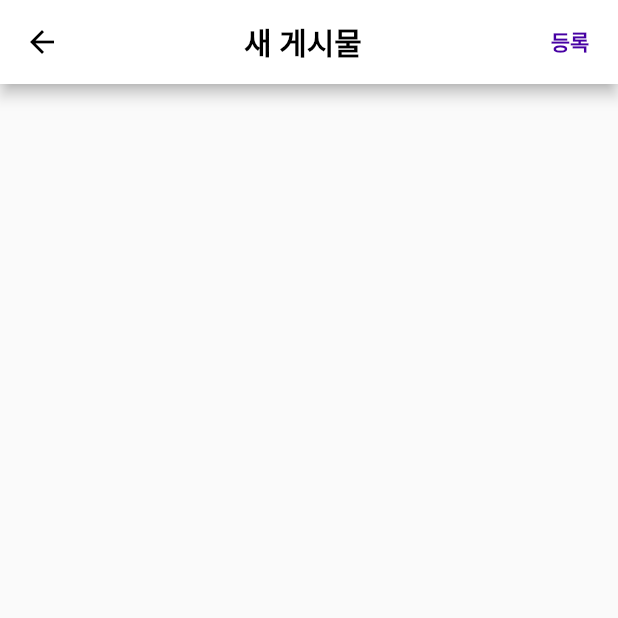
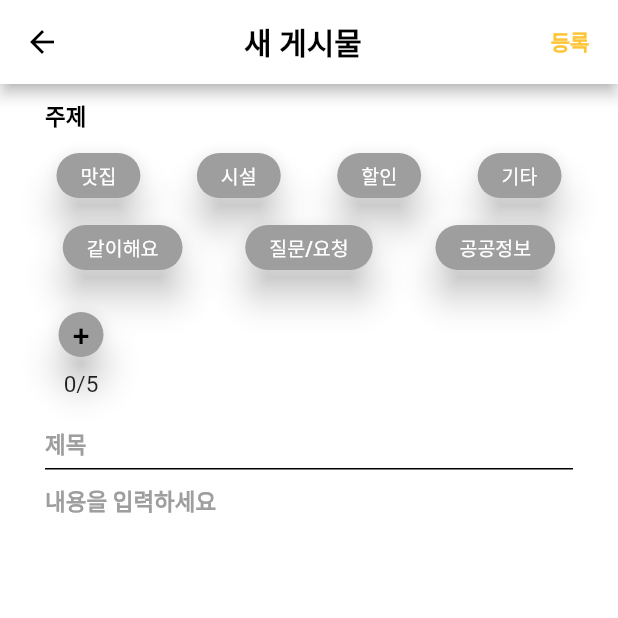
Before and after one commit to SchrodingerLivingAlone/Schrodinger-client, a Flutter app: the PostPage screen opened by its route, on a phone screen of 412 x 824 dp, the top half of it. Run offline on Flutter 3.47's test engine with Material 2 defaults, Android fonts, the phone set to English and light mode, and no system bars.

Commit message:
feat: 게시글 틀잡기

```diff
--- a/lib/post_page.dart
+++ b/lib/post_page.dart
@@ -1,5 +1,10 @@
 import 'package:flutter/material.dart';
 import 'package:schrodinger_client/style.dart';
+
+//1.주제 누르면 하나만 선택되게 (색바꾸기)
+//2.주제, 내용 입력받기
+//3.이미지 GridView 갯수만큼만 띄우기
+//4.장소
 
 class PostPage extends StatefulWidget {
   const PostPage({super.key});
@@ -9,6 +14,8 @@ class PostPage extends StatefulWidget {
 }
 
 class _PostPageState extends State<PostPage> {
+
+
 
   @override
   Widget build(BuildContext context) {
@@ -27,17 +34,136 @@ class _PostPageState extends State<PostPage> {
               shadowColor: Colors.transparent,
             ),
             onPressed: (){
+              //
+              //글 객체 생성해서 맞는 자료구조(배열)에 추가하기
+              //자료구조는 규한이랑 얘기해보기
+              //
               Navigator.pop(context);
             },
             child: const Text('등록',
               style: TextStyle(
-                color: AppColor.main,
+                color: AppColor.yellow,
                 fontWeight: FontWeight.bold,
               ),
             ),
           ),
         ],
       ),
+      body: Container(
+        color: Colors.white,
+        child: ListView(
+
+          children: [
+            Padding(
+              padding: const EdgeInsets.fromLTRB(30, 10, 0, 5),
+              child: Container(
+                  child: Text('주제', style: TextStyle(fontSize: 15,color: Colors.black, fontWeight: FontWeight.bold)),
+              ),
+            ),
+            Row(
+              mainAxisAlignment: MainAxisAlignment.spaceEvenly,
+              children: [
+                ElevatedButton(onPressed: (){},
+                    style: ElevatedButton.styleFrom(
+                        shape: RoundedRectangleBorder(borderRadius: BorderRadius.circular(30)),
+                        minimumSize: Size(30, 30),
+                        primary: Colors.grey, elevation: 10),
+                    child: Text('맛집', style: TextStyle(fontSize: 13),)
+                ),
+                ElevatedButton(onPressed: (){},
+                    style: ElevatedButton.styleFrom(
+                        shape: RoundedRectangleBorder(borderRadius: BorderRadius.circular(30)),
+                        minimumSize: Size(30, 30),
+                        primary: Colors.grey, elevation: 10),
+                    child: Text('시설', style: TextStyle(fontSize: 13),)
+                ),
+                ElevatedButton(onPressed: (){},
+                    style: ElevatedButton.styleFrom(
+                        shape: RoundedRectangleBorder(borderRadius: BorderRadius.circular(30)),
+                        minimumSize: Size(30, 30),
+                        primary: Colors.grey, elevation: 10),
+                    child: Text('할인', style: TextStyle(fontSize: 13),)
+                ),
+                ElevatedButton(onPressed: (){},
+                    style: ElevatedButton.styleFrom(
+                        shape: RoundedRectangleBorder(borderRadius: BorderRadius.circular(30)),
+                        minimumSize: Size(30, 30),
+                        primary: Colors.grey, elevation: 10),
+                    child: Text('기타', style: TextStyle(fontSize: 13),)
+                ),
+              ],
+            ),
+            Row(
+              mainAxisAlignment: MainAxisAlignment.spaceEvenly,
+              children: [
+                ElevatedButton(onPressed: (){},
+                    style: ElevatedButton.styleFrom(
+                        shape: RoundedRectangleBorder(borderRadius: BorderRadius.circular(30)),
+                        minimumSize: Size(30, 30),
+                        primary: Colors.grey, elevation: 10),
+                    child: Text('같이해요', style: TextStyle(fontSize: 13),)
+                ),
+                ElevatedButton(onPressed: (){},
+                    style: ElevatedButton.styleFrom(
+                        shape: RoundedRectangleBorder(borderRadius: BorderRadius.circular(30)),
+                        minimumSize: Size(30, 30),
+                        primary: Colors.grey, elevation: 10),
+                    child: Text('질문/요청', style: TextStyle(fontSize: 13),)
+                ),
+                ElevatedButton(onPressed: (){},
+                    style: ElevatedButton.styleFrom(
+                        shape: RoundedRectangleBorder(borderRadius: BorderRadius.circular(30)),
+                        minimumSize: Size(30, 30),
+                        primary: Colors.grey, elevation: 10),
+                    child: Text('공공정보', style: TextStyle(fontSize: 13),)
+                ),
+              ],
+            ),
+            Padding(
+              padding: const EdgeInsets.fromLTRB(30, 10, 10, 10),
+              child: Stack(
+                children: [
+                  Container(
+
+                  ),
+                  Column(
+                    children: [
+                      ElevatedButton(onPressed: (){},
+                          style: ElevatedButton.styleFrom(
+                              shape: CircleBorder(),
+                              minimumSize: Size(30, 30),
+                              primary: Colors.grey, elevation: 10,
+                              backgroundColor: Colors.white,
+                          ),
+                          child: Text('+', style: TextStyle(color: Colors.black,fontSize: 20),)
+                      ),
+                      Text('0/5', style: TextStyle(fontSize: 15),),
+                    ],
+                  ),
+                ],
+              ),
+            ),
+            Padding(
+              padding: const EdgeInsets.fromLTRB(30, 10, 0, 5),
+              child: Container(
+                child: Text('제목', style: TextStyle(fontSize: 15,color: Colors.grey, fontWeight: FontWeight.bold)),
+              ),
+            ),
+            Padding(
+              padding: const EdgeInsets.fromLTRB(30, 0, 30, 0),
+              child: Container( height:1.0,
+                width:500.0,
+                color:Colors.black,),
+            ),
+            Padding(
+              padding: const EdgeInsets.fromLTRB(30, 10, 0, 5),
+              child: Container(
+                child: Text('내용을 입력하세요', style: TextStyle(fontSize: 15,color: Colors.grey, fontWeight: FontWeight.bold)),
+              ),
+            ),
+          ],//children
+        ),
+      ),
     );
   }
 }
```
